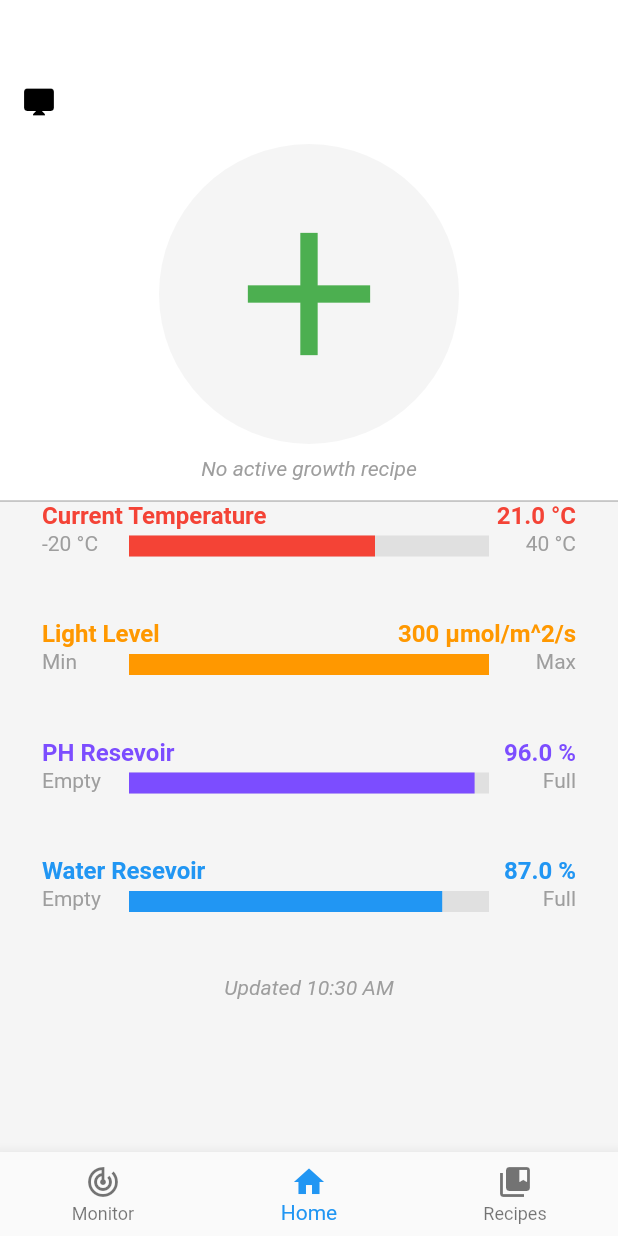
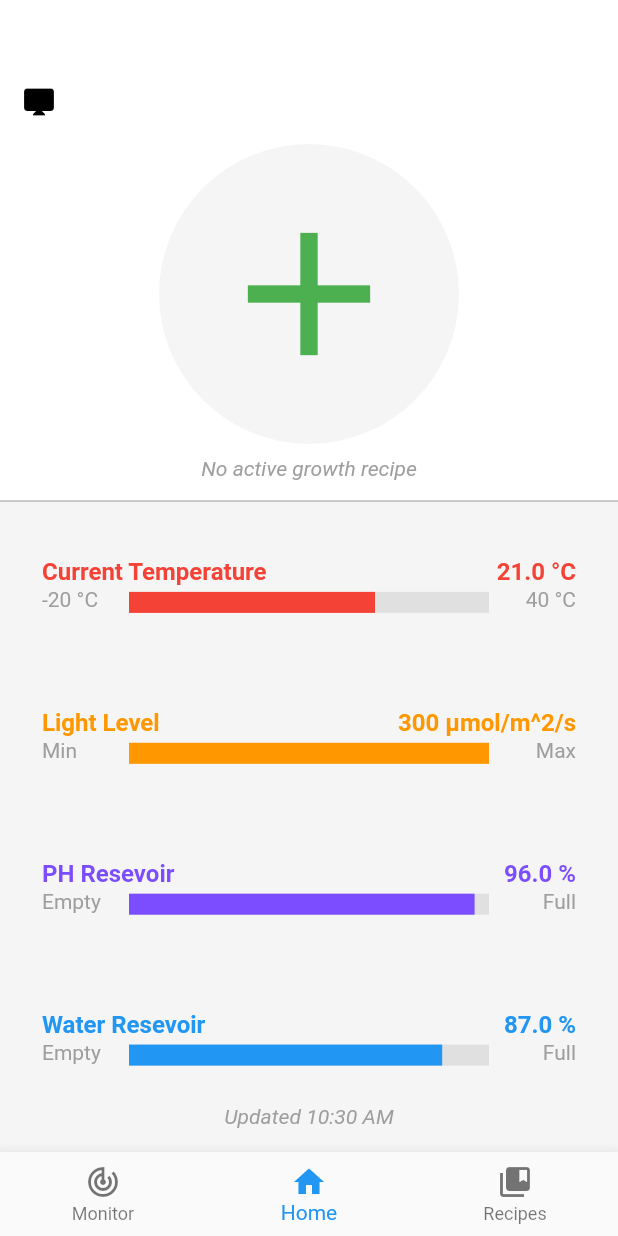
Before and after one commit to e-simpson/Open-Ag-Mobile, a Flutter app: the Home screen opened directly, on a phone screen of 412 x 824 dp. Run offline on Flutter 3.47's test engine with Material 2 defaults, Android fonts, the phone set to English and light mode, and no system bars; drawn by our look-alikes of percent_indicator; our stand-ins replace carousel_slider, charts_flutter, circular_check_box, shared_preferences, sqflite; missing offline and left inert: screentheme; accounts and stored records are empty.

Commit message:
added ability to edit recipe fixed UI

```diff
--- a/lib/components/TitledProgressBar.dart
+++ b/lib/components/TitledProgressBar.dart
@@ -16,7 +16,7 @@ class TitledProgressBar extends StatelessWidget {
 
   @override
   Widget build(BuildContext context) {
-    return Padding(padding: const EdgeInsets.only(top: 0.0, bottom: 42.0),
+    return Padding(padding: const EdgeInsets.only(top: 6.0, bottom: 26.0),
       child: Column(
         children: <Widget>[
           Row(mainAxisSize: MainAxisSize.max, mainAxisAlignment: MainAxisAlignment.start,
@@ -37,9 +37,6 @@ class TitledProgressBar extends StatelessWidget {
                   progressColor: color,
                   animation: true,
                   animationDuration: 500,
-//                  leading: Text(minText, style: TextStyle(color: Colors.grey), textAlign: TextAlign.left),
-//                  trailing: Text(maxText, style: TextStyle(color: Colors.grey), , textAlign: TextAlign.right),
-//                center: Text(((value/max)*100).toInt().toString() + "%", style: TextStyle(color: (value/max) < 0.6 ? Colors.black : Colors.white)),
                 ),
               ),
               Expanded(child: Text(maxText, style: TextStyle(color: Colors.grey), textAlign: TextAlign.right)),
--- a/lib/routes/Home.dart
+++ b/lib/routes/Home.dart
@@ -35,6 +35,7 @@ class HomeState extends State<Home> {
   List<RecipePhase> activePhases;
   List<Recipe> recipes = List<Recipe>();
   FoodComputerData latestFoodComputerData;
+  bool updating = false;
 
   //TODO move to recipe object
   String recipeCompletionText;
@@ -53,7 +54,13 @@ class HomeState extends State<Home> {
   }
   void loadActiveRecipe() async {
     int activeId = prefs.getInt(activeRecipeIdPreference);
-    if (activeId == null) return;
+    if (activeId == null) {
+      setState(() {
+        activeRecipe = null;
+        activePhases = null;
+      });
+      return;
+    }
 
     activeRecipe = await dbp.fetchRecipe(activeId);
     activePhases = generateRecipePhasesFromJson(activeRecipe.recipe);
@@ -77,8 +84,13 @@ class HomeState extends State<Home> {
     latestFoodComputerData.nutrientBLevel = 2;
     latestFoodComputerData.temperature = 27;
     latestFoodComputerData.phLevel = 4.7;
+    setState((){
+      updating = false;
+      latestFoodComputerData = latestFoodComputerData;
+    });
   }
   Future refreshAll() async {
+    setState((){updating = true;});
     if (dbp == null) {
       dbp = DatabaseProvider();
       await dbp.open();
@@ -140,15 +152,14 @@ class HomeState extends State<Home> {
         Center(child: Stack(
           alignment: Alignment.center,
           children: <Widget>[
-            Material(
-              child: Container(height: 200.0, width: 200.0),
+            Material(child: Container(height: 200.0, width: 200.0),
               color: Colors.grey[100],
               borderRadius: BorderRadius.circular(100.0),
             ),
             activeRecipe != null ? Column(children: <Widget>[
-              activeRecipe.imagePath != null ? Image.asset(activeRecipe.imagePath, width: 250.0) : Text("Custom recipe:", style: TextStyle(fontSize: 20.0)),
-              Padding(padding: const EdgeInsets.only(top: 8.0)),
+              activeRecipe.imagePath != null ? Image.asset(activeRecipe.imagePath, height: 110.0) : Text("Custom recipe:", style: TextStyle(fontSize: 20.0)),
               Text(activeRecipe.name, style: TextStyle(fontWeight: FontWeight.bold, fontSize: 28.0, color: primary)),
+              Text("Growing", style: TextStyle(fontSize: 16.0, color: primary)),
             ])
             : CupertinoButton(child: Icon(Icons.add, size: 140.0, color: Colors.green), onPressed: ()=> setState((){_navigationIndex = 2;}))
           ],
@@ -168,8 +179,7 @@ class HomeState extends State<Home> {
           child: Column(crossAxisAlignment: CrossAxisAlignment.start,
             children: <Widget>[
               Padding(padding: const EdgeInsets.only(top: 42.0)),
-              Row(
-                children: <Widget>[
+              Row(children: <Widget>[
                   Padding(padding: const EdgeInsets.only(right: 8.0), child: Icon(Icons.desktop_mac)),
                   Expanded(child: Text(foodComputer != null ? foodComputer.title : "", style: TextStyle(color: Colors.black87, fontWeight: FontWeight.bold, fontSize: 20.0), textAlign: TextAlign.start)),
                 ],
@@ -179,36 +189,45 @@ class HomeState extends State<Home> {
           ),
         )
     );
-    Widget stats = latestFoodComputerData != null ? Padding(
-        padding: const EdgeInsets.only(left: 28.0, right: 28.0),
-        child: Column(mainAxisSize: MainAxisSize.max, crossAxisAlignment: CrossAxisAlignment.center,
+
+    Widget footer = Expanded(child: Stack(
+      alignment: Alignment.center,
+      children: <Widget>[
+        //stats
+        latestFoodComputerData == null ? centerIndicator : Padding(padding: EdgeInsets.only(left: 28.0, right: 28.0),
+          child: Column(mainAxisSize: MainAxisSize.max, mainAxisAlignment: MainAxisAlignment.spaceEvenly,
+            children: <Widget>[
+              TitledProgressBar(title: "Current Temperature", value: 21, min: -20, max: 40, color: Colors.red, minText: "-20 °C", maxText: "40 °C", unit: "°C"),
+              TitledProgressBar(title: "Light Level", value: 300, min: 0, max: 300, color: Colors.orange, minText: "Min", maxText: "Max", unit: "µmol/m^2/s"),
+              TitledProgressBar(title: "PH Resevoir", value: 96, min: 0, max:  100, color: Colors.deepPurpleAccent, minText:  "Empty", maxText: "Full", unit: "%"),
+              TitledProgressBar(title: "Water Resevoir", value: 87, min: 0, max: 100, color: Colors.blue, minText: "Empty", maxText: "Full", unit: "%"),
+            ],
+          )
+        ),
+
+        //bottom indicator
+        Column(mainAxisSize: MainAxisSize.max, mainAxisAlignment: MainAxisAlignment.end,
           children: <Widget>[
-            TitledProgressBar(title: "Current Temperature", value: 21, min: -20, max: 40, color: Colors.red, minText: "-20 °C", maxText: "40 °C", unit: "°C"),
-            TitledProgressBar(title: "Light Level", value: 300, min: 0, max: 300, color: Colors.orange, minText: "Min", maxText: "Max", unit: "µmol/m^2/s"),
-            TitledProgressBar(title: "PH Resevoir", value: 96, min: 0, max:  100, color: Colors.deepPurpleAccent, minText:  "Empty", maxText: "Full", unit: "%"),
-            TitledProgressBar(title: "Water Resevoir", value: 87, min: 0, max: 100, color: Colors.blue, minText: "Empty", maxText: "Full", unit: "%"),
-            Text("Updated " + DateFormat('hh:mm a').format(DateTime.fromMillisecondsSinceEpoch(latestFoodComputerData.timestamp)), style: TextStyle(color: Colors.grey, fontStyle: FontStyle.italic))
+            Text(latestFoodComputerData == null || updating == true ? "Updating..." : "Updated " + DateFormat('hh:mm a').format(DateTime.fromMillisecondsSinceEpoch(latestFoodComputerData.timestamp)), style: TextStyle(color: Colors.grey, fontStyle: FontStyle.italic)),
+            Padding(padding: EdgeInsets.only(top: 16.0))
           ],
-        )
-      ) : centerIndicator;
-    Widget refreshableStats = Expanded(child:
-      Container(child: RefreshIndicator(color: primary,
-          onRefresh: refreshAll,
-          child: ListView(children: <Widget>[stats]),		// scroll view
-        )
-      )
-    );
+        ),
+
+        //refresher
+        RefreshIndicator(color: primary, onRefresh: refreshAll, child: ListView()),
+      ],
+    ));
 
     Widget homeScreen = Column(children: <Widget>[
       header,
       Divider(height:0.0, color: Colors.black38),
-      refreshableStats,
+      footer,
     ]);
     //TODO turn into component
 
 
     //TODO turn into component
-    Widget foodComputerInfo = foodComputer != null ? Card(
+    Widget foodComputerInfo = foodComputer != null ? Card(elevation: 2.0,
       child: Padding(
         padding: const EdgeInsets.only(left: 16.0, right: 16.0, top: 16.0),
         child: Column(
@@ -249,7 +268,7 @@ class HomeState extends State<Home> {
         ),
       )
     ) : centerIndicator;
-    Widget environmentSetting = Card(
+    Widget environmentSetting = Card(elevation: 2.0,
       child: Padding(
         padding: const EdgeInsets.all(16.0),
         child: Column(
@@ -324,7 +343,7 @@ class HomeState extends State<Home> {
               padding: const EdgeInsets.only(top: 8.0, left: 32.0),
               child: Row(mainAxisSize: MainAxisSize.max, children: <Widget>[
                 Expanded(child: Text("Carbon Dioxide", style: TextStyle(fontWeight: FontWeight.bold, fontSize: 14.0))),
-                Text( "1571.0 ppm", style: TextStyle(fontWeight: FontWeight.bold))
+                Text( "870.0 ppm", style: TextStyle(fontWeight: FontWeight.bold))
               ]),
             ),
             Padding(
@@ -339,7 +358,7 @@ class HomeState extends State<Home> {
         )
       )
     );
-    Widget activeRecipeInfo = Card(
+    Widget activeRecipeInfo = Card(elevation: 2.0,
         child: Padding(
           padding: const EdgeInsets.only(left: 16.0, right: 16.0, top: 16.0),
           child: Column(
@@ -389,18 +408,16 @@ class HomeState extends State<Home> {
         )
     );
     Widget monitorScreen = ListView(
-      padding: const EdgeInsets.only(top: 54.0, left: 14.0, right: 14.0),
-//        crossAxisAlignment: CrossAxisAlignment.start,
+      padding: const EdgeInsets.only(top: 54.0, left: 14.0, right: 14.0, bottom: 20.0),
       children: <Widget>[
-
-        foodComputerInfo,
-        Padding(padding: EdgeInsets.only(top: 14.0)),
-
-        environmentSetting,
-        Padding(padding: EdgeInsets.only(top: 14.0)),
+        Padding(padding: const EdgeInsets.only(bottom: 6.0),
+          child: foodComputerInfo,
+        ),
+        Padding(padding: const EdgeInsets.only(bottom: 6.0),
+          child: environmentSetting,
+        ),
 
         activeRecipe != null ? activeRecipeInfo : Container(),
-        Padding(padding: EdgeInsets.only(top: 14.0)),
       ]);
     //TODO turn into component
 
--- a/lib/tools/DatabaseProvider.dart
+++ b/lib/tools/DatabaseProvider.dart
@@ -121,7 +121,7 @@ class DatabaseProvider {
   //recipe
   Future<Recipe> upsertRecipe(Recipe r) async {
     if (r.id == null) r.id = await db.insert(tableRecipe, r.toMap());
-    else await db.update(tableRecipe, r.toMap(), where: "id = ?", whereArgs: [r.id]);
+    else await db.update(tableRecipe, r.toMap(), where: '$columnId = ?', whereArgs: [r.id]);
     return r;
   }
   Future<List<Recipe>> fetchAllRecipes() async {
--- a/lib/tools/systemControlTools.dart
+++ b/lib/tools/systemControlTools.dart
@@ -23,6 +23,7 @@ Future removeRecipe(SharedPreferences prefs) async {
 }
 
 Future removeFoodComputer(SharedPreferences prefs, DatabaseProvider dbp, int id) async {
+  await removeRecipe(prefs);
   dbp.deleteFoodComputer(id);
   await prefs.remove(foodComputerIdPreference);
   await prefs.remove(foodComputerNamePreference);
```
Also changed, not shown: lib/routes/CreateRecipe.dart (+9 -6 lines), lib/routes/EditRecipe.dart (added, +321 -0 lines), lib/routes/ViewRecipe.dart (+10 -1 lines).
